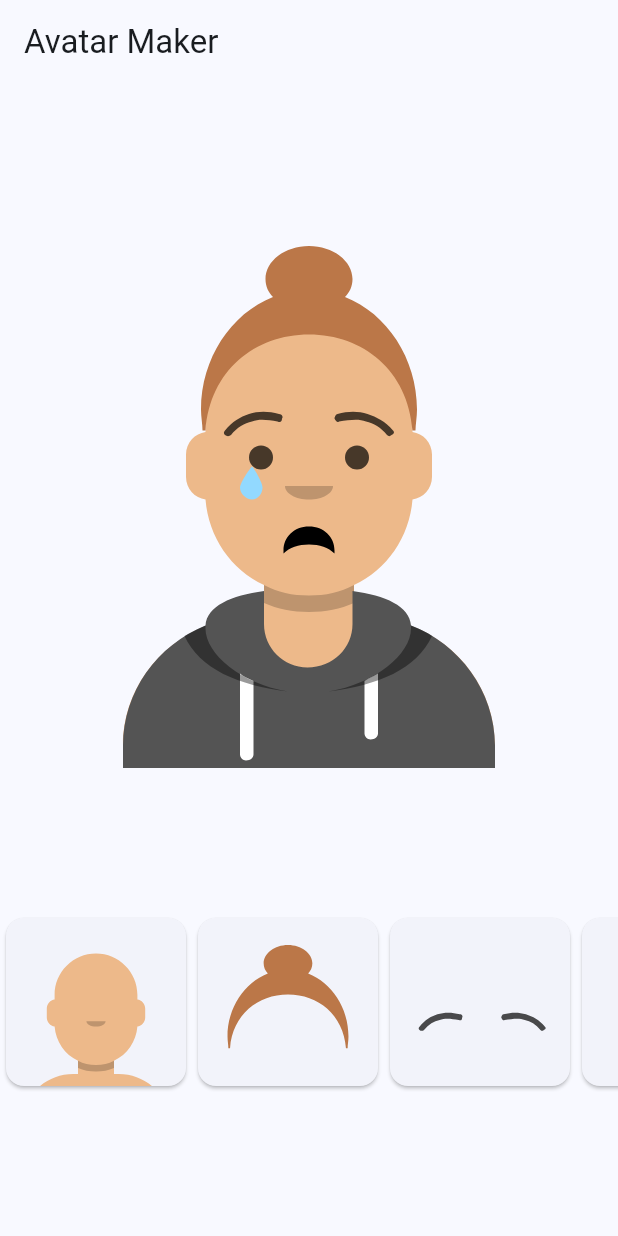
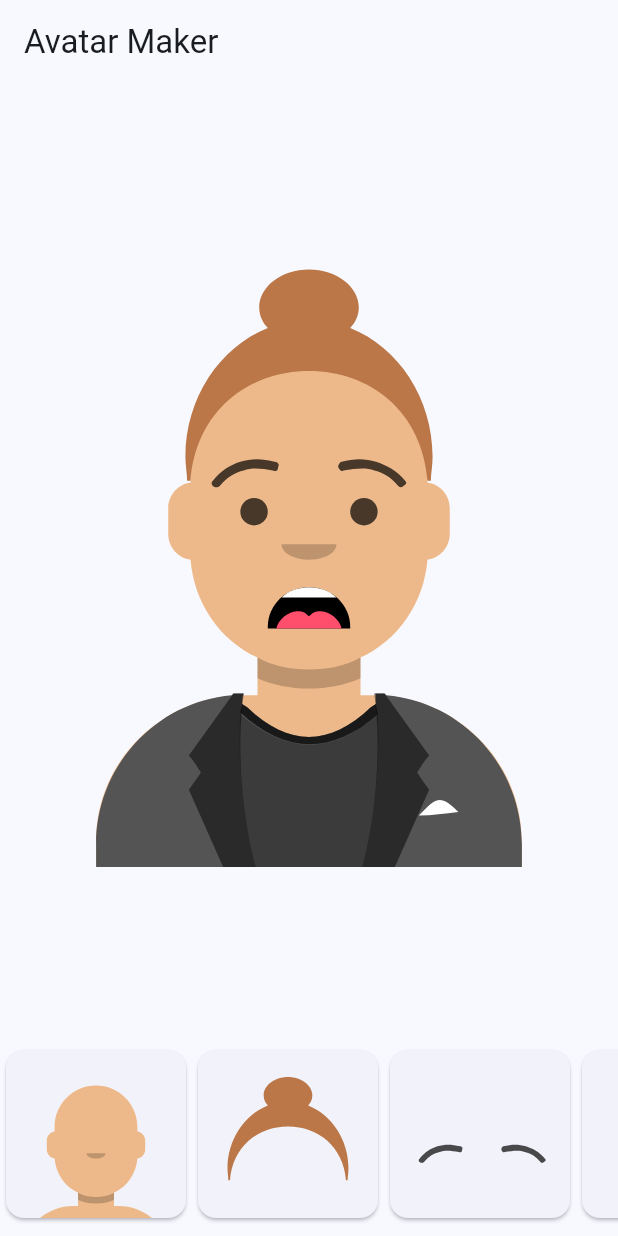
Before and after one commit to anoochit/flutter_avatar_maker, a Flutter app: the screen it shows after launch, on a phone screen of 412 x 824 dp. Run offline on Flutter 3.47's test engine with Material 2 defaults, Android fonts, the phone set to English and light mode, and no system bars; our stand-ins replace flutter_svg.

Commit message:
fix layout

```diff
--- a/lib/home.dart
+++ b/lib/home.dart
@@ -1,7 +1,7 @@
 import 'package:flutter/material.dart';
 import 'package:flutter_avatar_maker/const.dart';
-import 'package:flutter_svg/flutter_svg.dart';
 
+import 'widgets/avatar.dart';
 import 'widgets/category_menu.dart';
 
 class HomePage extends StatelessWidget {
@@ -14,33 +14,62 @@ class HomePage extends StatelessWidget {
         title: const Text("Avatar Maker"),
       ),
       body: Column(
-        mainAxisAlignment: MainAxisAlignment.spaceEvenly,
         children: [
+          // space
+          const Spacer(),
           // avatar image
           Stack(
             children: [
               // skin
-              SvgPicture.asset("assets/layouts/skins/white.svg"),
+              AvatarWidget(
+                image: layoutSkins[1],
+                height: MediaQuery.of(context).size.width,
+                width: MediaQuery.of(context).size.width,
+              ),
 
               // hair
-              SvgPicture.asset("assets/layouts/hair/hairbun.svg"),
+              AvatarWidget(
+                image: layoutHair[1],
+                height: MediaQuery.of(context).size.width,
+                width: MediaQuery.of(context).size.width,
+              ),
 
               // eyebrow
-              SvgPicture.asset("assets/layouts/eyebrows/default.svg"),
+              AvatarWidget(
+                image: layoutEyebrows[1],
+                height: MediaQuery.of(context).size.width,
+                width: MediaQuery.of(context).size.width,
+              ),
 
               // eye
-              SvgPicture.asset("assets/layouts/eyes/cry.svg"),
+              AvatarWidget(
+                image: layoutEye[1],
+                height: MediaQuery.of(context).size.width,
+                width: MediaQuery.of(context).size.width,
+              ),
 
               // mouth
-              SvgPicture.asset("assets/layouts/mouths/sad.svg"),
+              AvatarWidget(
+                image: layoutMouths[1],
+                height: MediaQuery.of(context).size.width,
+                width: MediaQuery.of(context).size.width,
+              ),
 
               // cloth
-              SvgPicture.asset("assets/layouts/clothes/hoodie.svg"),
+              AvatarWidget(
+                image: layoutClothes[1],
+                height: MediaQuery.of(context).size.width,
+                width: MediaQuery.of(context).size.width,
+              ),
             ],
           ),
-
+          // space
+          const Spacer(),
           // category
-          const CategoryMenu(),
+          const Padding(
+            padding: EdgeInsets.symmetric(vertical: 8.0),
+            child: CategoryMenu(),
+          ),
         ],
       ),
     );
--- a/lib/main.dart
+++ b/lib/main.dart
@@ -21,7 +21,7 @@ class MyApp extends StatelessWidget {
         colorSchemeSeed: Colors.blue,
         useMaterial3: true,
       ),
-      home: HomePage(),
+      home: const HomePage(),
     );
   }
 }
--- /dev/null
+++ b/lib/widgets/avatar.dart
@@ -0,0 +1,24 @@
+import 'package:flutter/material.dart';
+import 'package:flutter_svg/flutter_svg.dart';
+
+class AvatarWidget extends StatelessWidget {
+  const AvatarWidget({
+    super.key,
+    required this.image,
+    required this.height,
+    required this.width,
+  });
+
+  final String image;
+  final double height;
+  final double width;
+
+  @override
+  Widget build(BuildContext context) {
+    return SvgPicture.asset(
+      image,
+      height: height,
+      width: width,
+    );
+  }
+}
--- a/lib/widgets/category_menu.dart
+++ b/lib/widgets/category_menu.dart
@@ -10,7 +10,7 @@ class CategoryMenu extends StatelessWidget {
 
   @override
   Widget build(BuildContext context) {
-    return Container(
+    return SizedBox(
       height: 120,
       child: ListView(
         scrollDirection: Axis.horizontal,
```
Also changed, not shown: assets/layouts/eyebrows/default1.svg (renamed from assets/layouts/eyebrows/default.svg), 1 other file.
